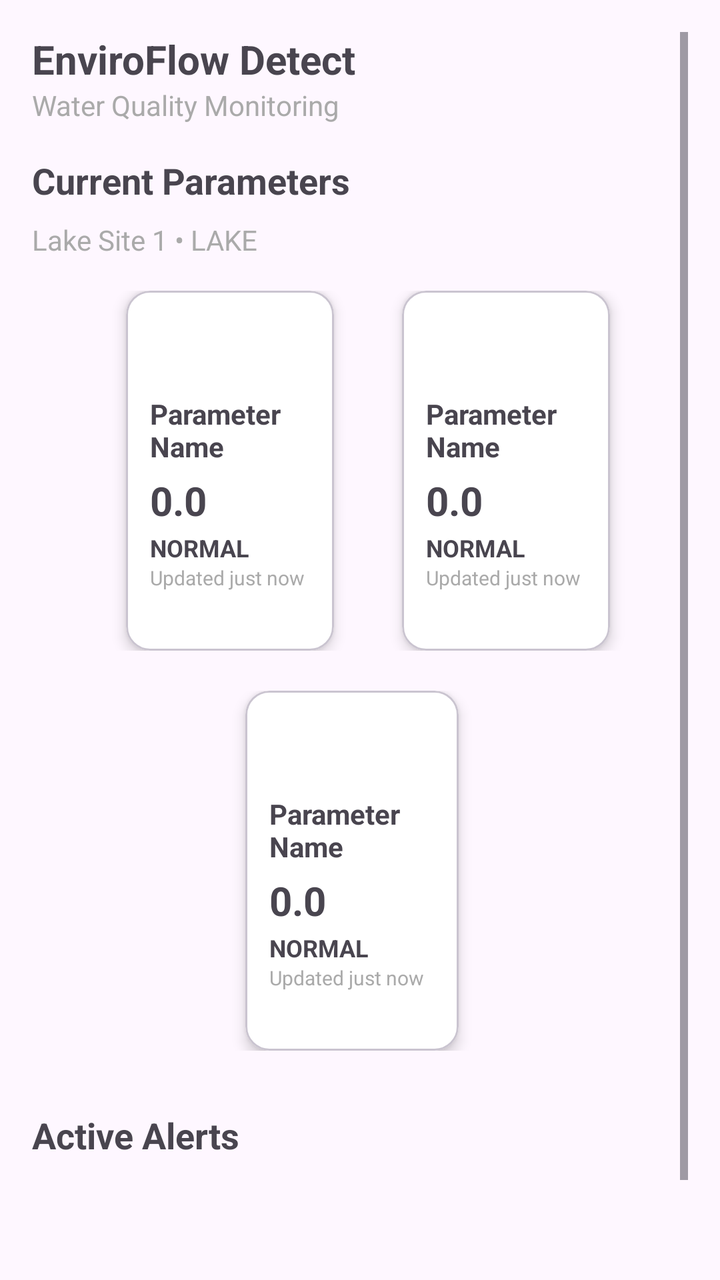
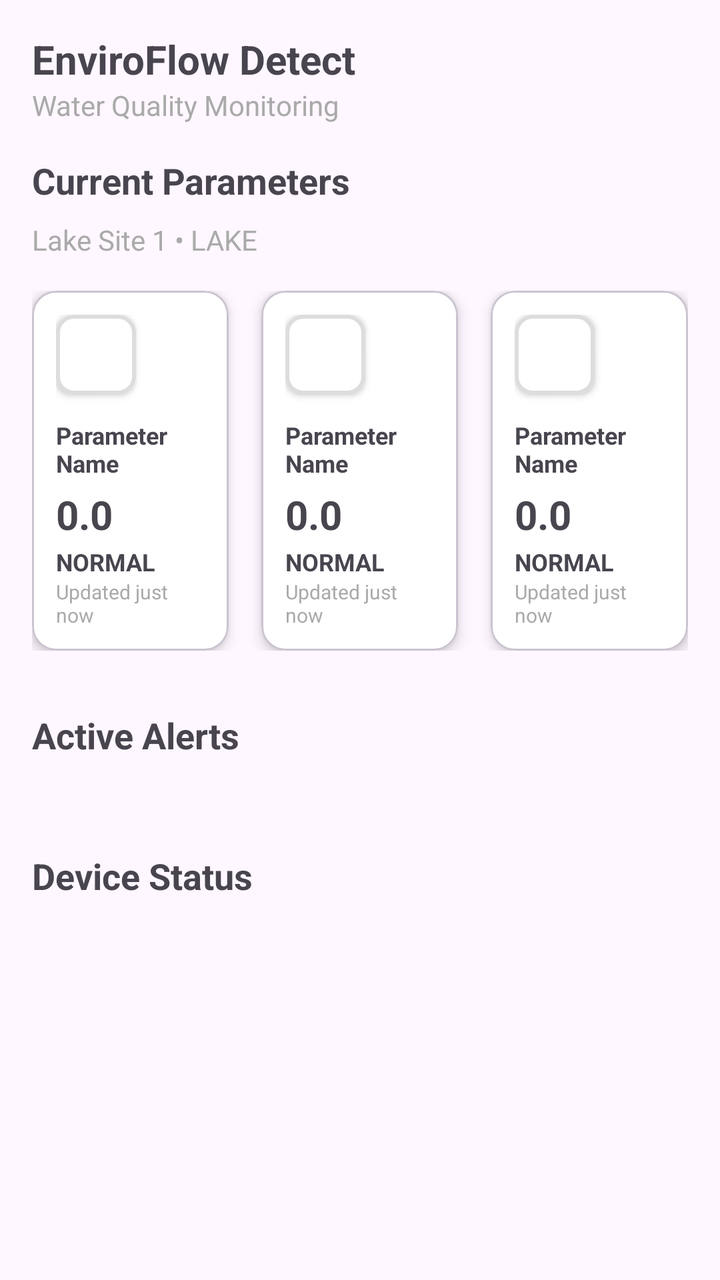

Compare the two renders of this Android layout. The source of the first and the diff that turns it into the second are given below.
<!-- AndroidManifest.xml: application theme Theme.ED_System -->
<!-- res/layout/fragment_dashboard.xml -->
<ScrollView xmlns:android="http://schemas.android.com/apk/res/android"
    xmlns:tools="http://schemas.android.com/tools"
    android:layout_width="match_parent"
    android:layout_height="match_parent"
    android:padding="16dp"
    android:fillViewport="true">

    <LinearLayout
        android:layout_width="match_parent"
        android:layout_height="wrap_content"
        android:orientation="vertical">

        
        <TextView
            android:id="@+id/appTitle"
            android:layout_width="wrap_content"
            android:layout_height="wrap_content"
            android:text="EnviroFlow Detect"
            android:textSize="20sp"
            android:textStyle="bold" />

        <TextView
            android:id="@+id/appSubtitle"
            android:layout_width="wrap_content"
            android:layout_height="wrap_content"
            android:text="Water Quality Monitoring"
            android:textSize="14sp"
            android:textColor="@android:color/darker_gray"
            android:layout_marginBottom="16dp" />

        
        <TextView
            android:layout_width="wrap_content"
            android:layout_height="wrap_content"
            android:text="Current Parameters"
            android:textSize="18sp"
            android:textStyle="bold"
            android:layout_marginBottom="8dp" />

        <TextView
            android:id="@+id/deviceSiteLocation"
            android:layout_width="wrap_content"
            android:layout_height="wrap_content"
            android:text="Lake Site 1 • LAKE"
            android:textSize="14sp"
            android:textColor="@android:color/darker_gray"
            android:layout_marginBottom="16dp" />

        
        <LinearLayout
            android:layout_width="match_parent"
            android:layout_height="180dp"
            android:gravity="center"
            android:orientation="horizontal"
            android:weightSum="3">

            <Space
                android:layout_width="0dp"
                android:layout_height="0dp"
                android:layout_weight="0.25" />

            <include
                android:id="@+id/tempCard"
                layout="@layout/item_parameter_card"
                android:layout_width="0dp"
                android:layout_height="180dp"
                android:layout_weight="1"
                android:layout_marginStart="8dp" />

            <Space
                android:layout_width="0dp"
                android:layout_height="0dp"
                android:layout_weight="0.25" />

            <include
                android:id="@+id/phCard"
                layout="@layout/item_parameter_card"
                android:layout_width="0dp"
                android:layout_height="180dp"
                android:layout_marginStart="8dp"
                android:layout_weight="1" />

            <Space
                android:layout_width="0dp"
                android:layout_height="0dp"
                android:layout_weight="0.25" />
        </LinearLayout>

        
        <LinearLayout
            android:layout_width="match_parent"
            android:layout_height="180dp"
            android:gravity="center"
            android:layout_marginTop="20dp"
            android:orientation="horizontal"
            android:weightSum="3">

            <Space
                android:layout_width="0dp"
                android:layout_height="0dp"
                android:layout_weight="0.25" />

            <include
                android:id="@+id/doCard"
                layout="@layout/item_parameter_card"
                android:layout_width="0dp"
                android:layout_height="180dp"
                android:layout_marginEnd="8dp"
                android:layout_weight="1" />

            <Space
                android:layout_width="0dp"
                android:layout_height="0dp"
                android:layout_weight="0.25" />
        </LinearLayout>

        
        <TextView
            android:id="@+id/activeAlertsTitle"
            android:layout_width="wrap_content"
            android:layout_height="wrap_content"
            android:text="Active Alerts"
            android:textSize="18sp"
            android:textStyle="bold"
            android:layout_marginTop="30dp"
            android:layout_marginBottom="8dp" />

        <FrameLayout
            android:layout_width="match_parent"
            android:layout_height="wrap_content">

            <androidx.recyclerview.widget.RecyclerView
                android:id="@+id/alertsRecyclerView"
                android:layout_width="match_parent"
                android:layout_height="wrap_content"
                android:overScrollMode="never"
                android:nestedScrollingEnabled="false"
                android:layout_marginBottom="8dp" />

            <TextView
                android:id="@+id/noAlertsText"
                android:layout_width="match_parent"
                android:layout_height="wrap_content"
                android:text="No Active Alerts"
                android:textAlignment="center"
                android:padding="16dp"
                android:textColor="@android:color/darker_gray"
                android:textSize="16sp"
                android:visibility="gone" />
        </FrameLayout>



        
        <TextView
            android:layout_width="wrap_content"
            android:layout_height="wrap_content"
            android:text="Device Status"
            android:textSize="18sp"
            android:textStyle="bold"
            android:layout_marginTop="30dp"
            android:layout_marginBottom="8dp" />

        <androidx.recyclerview.widget.RecyclerView
            android:id="@+id/deviceRecycler"
            android:layout_width="match_parent"
            android:layout_height="wrap_content"
            android:overScrollMode="never"
            android:nestedScrollingEnabled="false"
            android:layout_marginBottom="20dp" />


    </LinearLayout>
</ScrollView>
<!-- res/layout/item_parameter_card.xml (included above) -->
<?xml version="1.0" encoding="utf-8"?>
<com.google.android.material.card.MaterialCardView xmlns:android="http://schemas.android.com/apk/res/android"
    xmlns:app="http://schemas.android.com/apk/res-auto"
    android:layout_width="match_parent"
    android:layout_height="wrap_content"
    android:layout_margin="8dp"
    app:cardCornerRadius="12dp"
    app:cardBackgroundColor="@android:color/white"
    app:cardElevation="4dp">

    <LinearLayout
        android:layout_width="match_parent"
        android:layout_height="wrap_content"
        android:orientation="vertical"
        android:padding="12dp">

        <ImageView
            android:id="@+id/icon"
            android:layout_width="32dp"
            android:layout_height="32dp"
            android:layout_gravity="top" />

        <TextView
            android:id="@+id/name"
            android:layout_width="wrap_content"
            android:layout_height="wrap_content"
            android:text="Parameter Name"
            android:textSize="14sp"
            android:textStyle="bold"
            android:layout_marginTop="8dp" />

        <TextView
            android:id="@+id/value"
            android:layout_width="wrap_content"
            android:layout_height="wrap_content"
            android:text="0.0"
            android:textSize="20sp"
            android:textStyle="bold"
            android:layout_marginTop="4dp" />

        <TextView
            android:id="@+id/status"
            android:layout_width="wrap_content"
            android:layout_height="wrap_content"
            android:text="NORMAL"
            android:textStyle="bold"
            android:textSize="12sp"
            android:layout_marginTop="2dp" />

        <TextView
            android:id="@+id/updated"
            android:layout_width="wrap_content"
            android:layout_height="wrap_content"
            android:text="Updated just now"
            android:textSize="10sp"
            android:textColor="@android:color/darker_gray" />
    </LinearLayout>

</com.google.android.material.card.MaterialCardView>
<!-- resources referenced by this layout -->
<resources>
  <style name="Theme.ED_System" parent="Base.Theme.ED_System" />
  <style name="Base.Theme.ED_System" parent="Theme.Material3.DayNight.NoActionBar">
          
          
      </style>
</resources>

<!-- the commit's change to res/layout/fragment_dashboard.xml (unified diff, before → after) -->
@@ -54,65 +54,39 @@
             android:orientation="horizontal"
             android:weightSum="3">
 
-            <Space
-                android:layout_width="0dp"
-                android:layout_height="0dp"
-                android:layout_weight="0.25" />
-
             <include
                 android:id="@+id/tempCard"
                 layout="@layout/item_parameter_card"
                 android:layout_width="0dp"
                 android:layout_height="180dp"
-                android:layout_weight="1"
-                android:layout_marginStart="8dp" />
+                android:layout_weight=".90" />
 
             <Space
                 android:layout_width="0dp"
                 android:layout_height="0dp"
-                android:layout_weight="0.25" />
+                android:layout_weight="0.15" />
 
             <include
                 android:id="@+id/phCard"
                 layout="@layout/item_parameter_card"
                 android:layout_width="0dp"
                 android:layout_height="180dp"
-                android:layout_marginStart="8dp"
-                android:layout_weight="1" />
+                android:layout_weight=".90" />
 
             <Space
                 android:layout_width="0dp"
                 android:layout_height="0dp"
-                android:layout_weight="0.25" />
-        </LinearLayout>
-
-        
-        <LinearLayout
-            android:layout_width="match_parent"
-            android:layout_height="180dp"
-            android:gravity="center"
-            android:layout_marginTop="20dp"
-            android:orientation="horizontal"
-            android:weightSum="3">
-
-            <Space
-                android:layout_width="0dp"
-                android:layout_height="0dp"
-                android:layout_weight="0.25" />
+                android:layout_weight="0.15" />
 
             <include
                 android:id="@+id/doCard"
                 layout="@layout/item_parameter_card"
                 android:layout_width="0dp"
                 android:layout_height="180dp"
-                android:layout_marginEnd="8dp"
-                android:layout_weight="1" />
-
-            <Space
-                android:layout_width="0dp"
-                android:layout_height="0dp"
-                android:layout_weight="0.25" />
+                android:layout_weight=".90" />
+
         </LinearLayout>
+
 
         
         <TextView
@@ -189,29 +163,40 @@
         android:orientation="vertical"
         android:padding="12dp">
 
-        <ImageView
-            android:id="@+id/icon"
-            android:layout_width="32dp"
-            android:layout_height="32dp"
-            android:layout_gravity="top" />
+        <FrameLayout
+            android:layout_width="40dp"
+            android:layout_height="40dp"
+            android:background="@drawable/white_square_border"
+            android:layout_gravity="top"
+            android:layout_marginBottom="4dp"
+            android:elevation="2dp">
+
+            <ImageView
+                android:id="@+id/icon"
+                android:layout_width="32dp"
+                android:layout_height="32dp"
+                android:layout_gravity="center" />
+        </FrameLayout>
+
 
         <TextView
             android:id="@+id/name"
             android:layout_width="wrap_content"
             android:layout_height="wrap_content"
             android:text="Parameter Name"
-            android:textSize="14sp"
+            android:textSize="12sp"
             android:textStyle="bold"
             android:layout_marginTop="8dp" />
 
         <TextView
             android:id="@+id/value"
-            android:layout_width="wrap_content"
+            android:layout_width="match_parent"
             android:layout_height="wrap_content"
             android:text="0.0"
             android:textSize="20sp"
             android:textStyle="bold"
-            android:layout_marginTop="4dp" />
+            android:layout_marginTop="4dp"
+            android:gravity="start" />
 
         <TextView
             android:id="@+id/status"
<!-- resource entries referenced after the edit -->
@@ -1,5 +1,11 @@
 <!-- resources referenced by this layout -->
 <resources>
+  <!-- drawable white_square_border (drawable) -->
+  <shape xmlns:android="http://schemas.android.com/apk/res/android">
+      <solid android:color="@android:color/white"/>
+      <corners android:radius="8dp"/>
+      <stroke android:width="2dp" android:color="#DDDDDD"/>
+  </shape>
   <style name="Theme.ED_System" parent="Base.Theme.ED_System" />
   <style name="Base.Theme.ED_System" parent="Theme.Material3.DayNight.NoActionBar">
           
